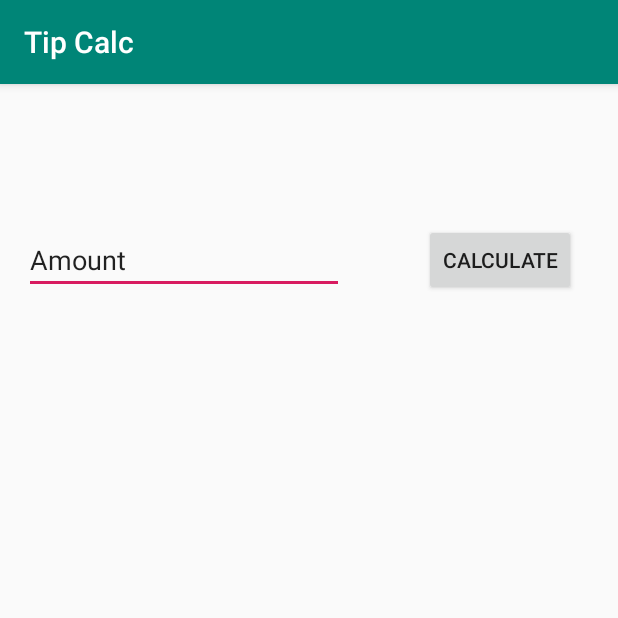
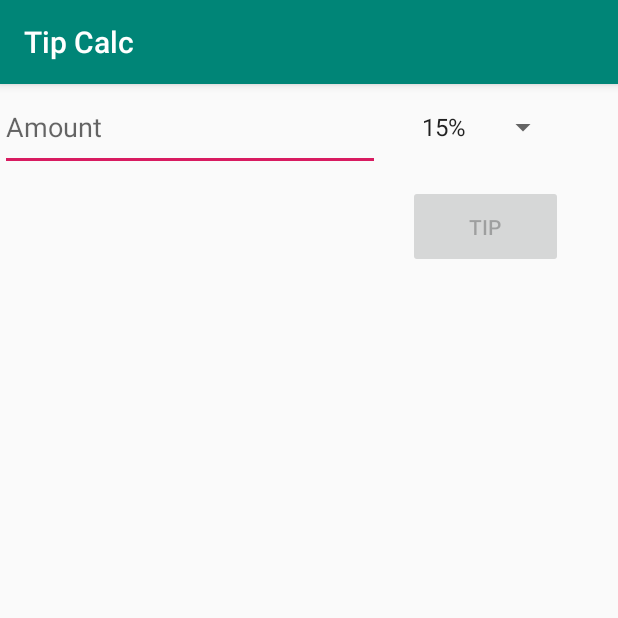
Before and after one commit to Geruh/tipcalc, an Android app: the screen it shows after launch (MainActivity), on a phone screen of 412 x 824 dp, the top half of it. Run offline under Robolectric (Android 15) with nearby library versions, the phone set to English and light mode, and no system bars.

Commit message:
finished the homework with ec

```diff
--- a/app/src/main/java/edu/us/ischool/geruh/tipcalc/MainActivity.kt
+++ b/app/src/main/java/edu/us/ischool/geruh/tipcalc/MainActivity.kt
@@ -2,11 +2,57 @@ package edu.us.ischool.geruh.tipcalc
 
 import android.support.v7.app.AppCompatActivity
 import android.os.Bundle
+import android.text.Editable
+import android.text.TextWatcher
+import android.widget.*
+import java.text.NumberFormat
+import java.util.*
+
 
 class MainActivity : AppCompatActivity() {
+    private var totalAmount = ""
+    private val moneyFormat = NumberFormat.getCurrencyInstance(Locale.US)
 
     override fun onCreate(savedInstanceState: Bundle?) {
         super.onCreate(savedInstanceState)
         setContentView(R.layout.activity_main)
+        val tipBtn = findViewById<Button>(R.id.calculateTip)
+        val amountField = findViewById<EditText>(R.id.totalMealCost)
+        val selectPercent = findViewById<Spinner>(R.id.tipPercent)
+        if (amountField.getText().toString() == "") {
+            tipBtn.isEnabled = false
+        }
+
+        tipBtn.setOnClickListener {
+            calcTip(selectPercent)
+        }
+
+        amountField.addTextChangedListener(object : TextWatcher {
+            override fun afterTextChanged(s: Editable) {}
+            override fun beforeTextChanged(s: CharSequence?, start: Int, count: Int, after: Int) {}
+            override fun onTextChanged(s: CharSequence?, start: Int, before: Int, count: Int) {
+                tipBtn.isEnabled = true
+                if (s.toString() != totalAmount) {
+                    amountField.removeTextChangedListener(this)
+                    var cleanString = s.toString().replace("[$,.]".toRegex(), "")
+                    var amountDbl = cleanString.toDouble()
+                    var newAmount = moneyFormat.format((amountDbl / 100))
+                    totalAmount = newAmount
+                    amountField.setText(newAmount);
+                    amountField.setSelection(newAmount.length)
+                    amountField.addTextChangedListener(this)
+                }
+            }
+
+        })
+    }
+
+    fun calcTip(selectPercent : Spinner) {
+        var tipAmount: Double = (totalAmount.replace("[$,.]".toRegex(), "")).toDouble()
+        val tipValue = selectPercent.selectedItem.toString().dropLast(1).toInt()
+        tipAmount = (tipAmount / 100) * (tipValue * .01)
+        val decimals: String = "%.2f".format(tipAmount)
+        val formatted = moneyFormat.format(decimals.toDouble())
+        Toast.makeText(applicationContext, "${formatted.toString()}", Toast.LENGTH_SHORT).show()
     }
 }
--- a/app/src/main/res/layout/activity_main.xml
+++ b/app/src/main/res/layout/activity_main.xml
@@ -7,20 +7,23 @@
         android:layout_height="match_parent"
         tools:context=".MainActivity">
     <EditText
-            android:layout_width="wrap_content"
-            android:layout_height="wrap_content"
-            android:inputType="textPersonName"
-            android:text="Amount"
+            android:layout_width="253dp"
+            android:layout_height="58dp"
+            android:hint="Amount"
+            android:inputType="numberDecimal"
             android:ems="10"
-            android:id="@+id/editText"
-            app:layout_constraintTop_toTopOf="@+id/calculateTip" app:layout_constraintStart_toStartOf="parent"
-            android:layout_marginLeft="16dp" android:layout_marginStart="16dp"
-            app:layout_constraintBottom_toBottomOf="@+id/calculateTip"/>
+            tools:layout_editor_absoluteY="93dp" tools:layout_editor_absoluteX="16dp" android:id="@+id/totalMealCost"/>
     <Button
-            android:text="Calculate"
-            android:layout_width="wrap_content"
-            android:layout_height="wrap_content"
-            android:id="@+id/calculateTip"
-            app:layout_constraintTop_toTopOf="parent" android:layout_marginTop="93dp" android:layout_marginEnd="28dp"
-            android:layout_marginRight="28dp" app:layout_constraintEnd_toEndOf="parent"/>
+            android:text="Tip"
+            android:layout_width="103dp"
+            android:layout_height="55dp"
+            android:id="@+id/calculateTip" app:layout_constraintStart_toStartOf="@+id/totalMealCost"
+            android:layout_marginLeft="272dp" android:layout_marginStart="272dp" android:layout_marginTop="10dp"
+            app:layout_constraintTop_toBottomOf="@+id/tipPercent"/>
+    <Spinner
+            android:layout_width="99dp"
+            android:layout_height="57dp" tools:layout_editor_absoluteY="94dp"
+            android:id="@+id/tipPercent" android:entries="@array/tipPercents"
+            app:layout_constraintStart_toEndOf="@+id/totalMealCost" android:layout_marginLeft="20dp"
+            android:layout_marginStart="20dp"/>
 </android.support.constraint.ConstraintLayout>
--- a/app/src/main/res/values/strings.xml
+++ b/app/src/main/res/values/strings.xml
@@ -1,3 +1,9 @@
 <resources>
-    <string name="app_name">Tip Calc</string>
+<string name="app_name">Tip Calc</string>
+<string-array name="tipPercents">
+    <item>15%</item>
+    <item>10%</item>
+    <item>18%</item>
+    <item>20%</item>
+</string-array>
 </resources>
```
Also changed, not shown: 1 other file.
